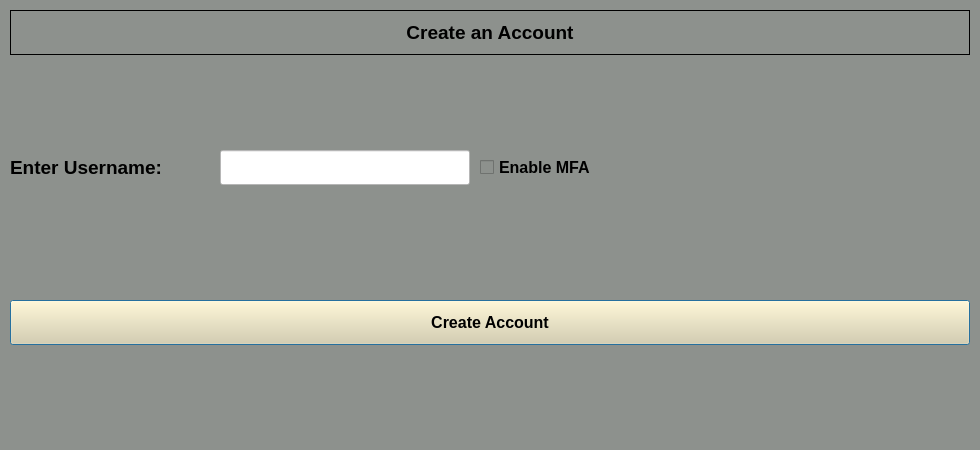
Above: newaccount.ui from dark-anub1s/CyberVault before the change. Below: the same form after it.
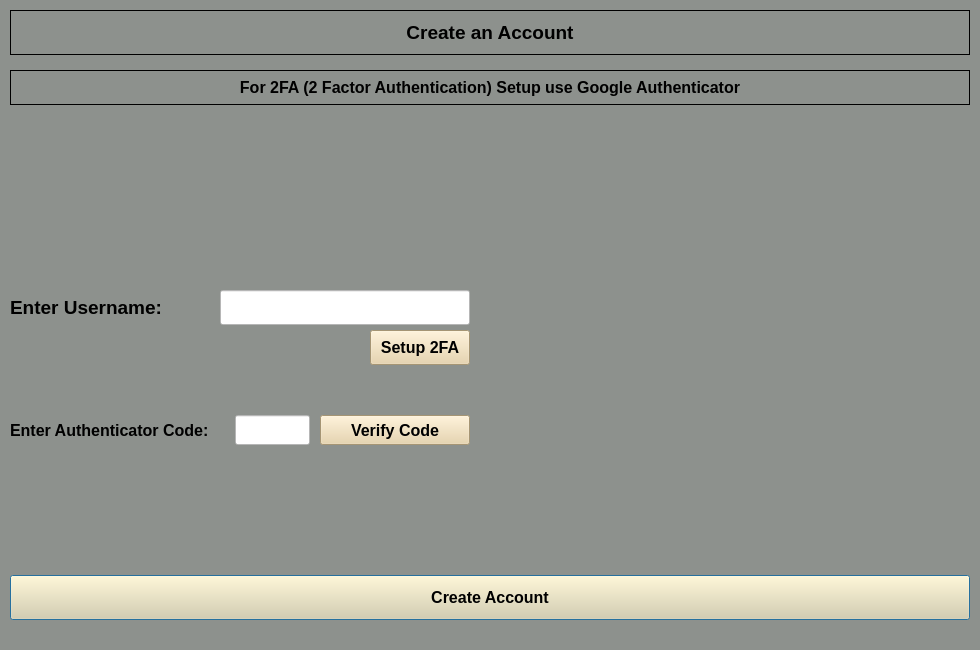
That is the form after the change. Icons and pictures are not drawn.

Commit message: Made 2FA required for all accounts.

```diff
--- a/newaccount.ui
+++ b/newaccount.ui
@@ -7,7 +7,7 @@
     <x>0</x>
     <y>0</y>
     <width>980</width>
-    <height>450</height>
+    <height>650</height>
    </rect>
   </property>
   <property name="sizePolicy">
@@ -19,13 +19,13 @@
   <property name="minimumSize">
    <size>
     <width>980</width>
-    <height>450</height>
+    <height>650</height>
    </size>
   </property>
   <property name="maximumSize">
    <size>
     <width>980</width>
-    <height>450</height>
+    <height>650</height>
    </size>
   </property>
   <property name="windowTitle">
@@ -76,7 +76,7 @@
    <property name="geometry">
     <rect>
      <x>10</x>
-     <y>150</y>
+     <y>290</y>
      <width>195</width>
      <height>35</height>
     </rect>
@@ -97,7 +97,7 @@
    <property name="geometry">
     <rect>
      <x>220</x>
-     <y>150</y>
+     <y>290</y>
      <width>250</width>
      <height>35</height>
     </rect>
@@ -112,38 +112,11 @@
     <string notr="true">background-color: rgb(255, 255, 255);</string>
    </property>
   </widget>
-  <widget class="QCheckBox" name="enableMFA">
-   <property name="geometry">
-    <rect>
-     <x>480</x>
-     <y>150</y>
-     <width>150</width>
-     <height>35</height>
-    </rect>
-   </property>
-   <property name="font">
-    <font>
-     <family>Arial</family>
-     <pointsize>12</pointsize>
-     <weight>75</weight>
-     <bold>true</bold>
-    </font>
-   </property>
-   <property name="tabletTracking">
-    <bool>false</bool>
-   </property>
-   <property name="styleSheet">
-    <string notr="true">color: rgb(0, 0, 0);</string>
-   </property>
-   <property name="text">
-    <string>Enable MFA</string>
-   </property>
-  </widget>
   <widget class="QPushButton" name="create_account_button">
    <property name="geometry">
     <rect>
      <x>10</x>
-     <y>300</y>
+     <y>575</y>
      <width>960</width>
      <height>45</height>
     </rect>
@@ -163,6 +136,144 @@
     <string>Create Account</string>
    </property>
   </widget>
+  <widget class="QLabel" name="label_2">
+   <property name="geometry">
+    <rect>
+     <x>10</x>
+     <y>70</y>
+     <width>960</width>
+     <height>35</height>
+    </rect>
+   </property>
+   <property name="font">
+    <font>
+     <family>Arial</family>
+     <pointsize>12</pointsize>
+     <weight>75</weight>
+     <bold>true</bold>
+    </font>
+   </property>
+   <property name="frameShape">
+    <enum>QFrame::Box</enum>
+   </property>
+   <property name="text">
+    <string>For 2FA (2 Factor Authentication) Setup use Google Authenticator</string>
+   </property>
+   <property name="alignment">
+    <set>Qt::AlignCenter</set>
+   </property>
+  </widget>
+  <widget class="QPushButton" name="verify_mfa_btn">
+   <property name="geometry">
+    <rect>
+     <x>370</x>
+     <y>330</y>
+     <width>100</width>
+     <height>35</height>
+    </rect>
+   </property>
+   <property name="font">
+    <font>
+     <family>Arial</family>
+     <pointsize>12</pointsize>
+     <weight>75</weight>
+     <bold>true</bold>
+    </font>
+   </property>
+   <property name="styleSheet">
+    <string notr="true">background-color: rgb(231, 208, 162);</string>
+   </property>
+   <property name="text">
+    <string>Setup 2FA</string>
+   </property>
+  </widget>
+  <widget class="QLabel" name="qrcode_label">
+   <property name="geometry">
+    <rect>
+     <x>510</x>
+     <y>110</y>
+     <width>450</width>
+     <height>450</height>
+    </rect>
+   </property>
+   <property name="frameShape">
+    <enum>QFrame::NoFrame</enum>
+   </property>
+   <property name="text">
+    <string/>
+   </property>
+   <property name="alignment">
+    <set>Qt::AlignCenter</set>
+   </property>
+  </widget>
+  <widget class="QLabel" name="auth_code_lable">
+   <property name="geometry">
+    <rect>
+     <x>10</x>
+     <y>415</y>
+     <width>215</width>
+     <height>30</height>
+    </rect>
+   </property>
+   <property name="font">
+    <font>
+     <family>Arial</family>
+     <pointsize>12</pointsize>
+     <weight>75</weight>
+     <bold>true</bold>
+    </font>
+   </property>
+   <property name="text">
+    <string>Enter Authenticator Code: </string>
+   </property>
+  </widget>
+  <widget class="QLineEdit" name="code_entry">
+   <property name="geometry">
+    <rect>
+     <x>235</x>
+     <y>415</y>
+     <width>75</width>
+     <height>30</height>
+    </rect>
+   </property>
+   <property name="font">
+    <font>
+     <family>Arial</family>
+     <pointsize>12</pointsize>
+    </font>
+   </property>
+   <property name="styleSheet">
+    <string notr="true">background-color: rgb(255, 255, 255);</string>
+   </property>
+   <property name="text">
+    <string/>
+   </property>
+  </widget>
+  <widget class="QPushButton" name="verify_code_btn">
+   <property name="geometry">
+    <rect>
+     <x>320</x>
+     <y>415</y>
+     <width>150</width>
+     <height>30</height>
+    </rect>
+   </property>
+   <property name="font">
+    <font>
+     <family>Arial</family>
+     <pointsize>12</pointsize>
+     <weight>75</weight>
+     <bold>true</bold>
+    </font>
+   </property>
+   <property name="styleSheet">
+    <string notr="true">background-color: rgb(231, 208, 162);
+</string>
+   </property>
+   <property name="text">
+    <string>Verify Code</string>
+   </property>
+  </widget>
  </widget>
  <resources>
   <include location="logo.qrc"/>
```
The commit also changes 1 other file.
